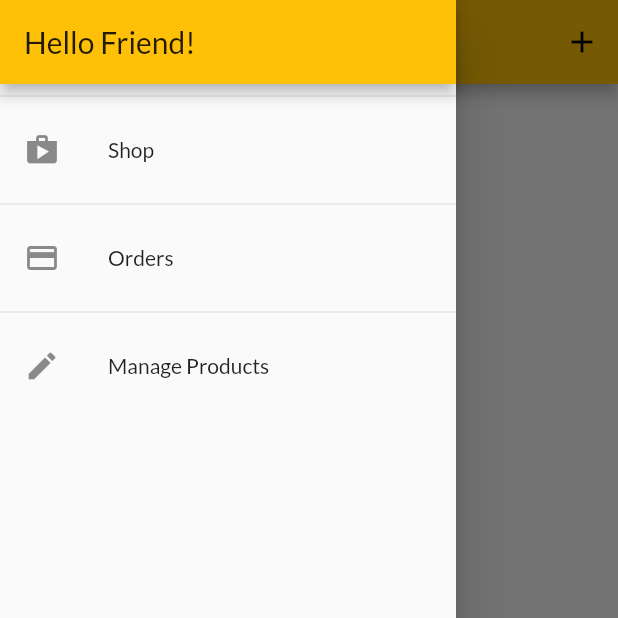
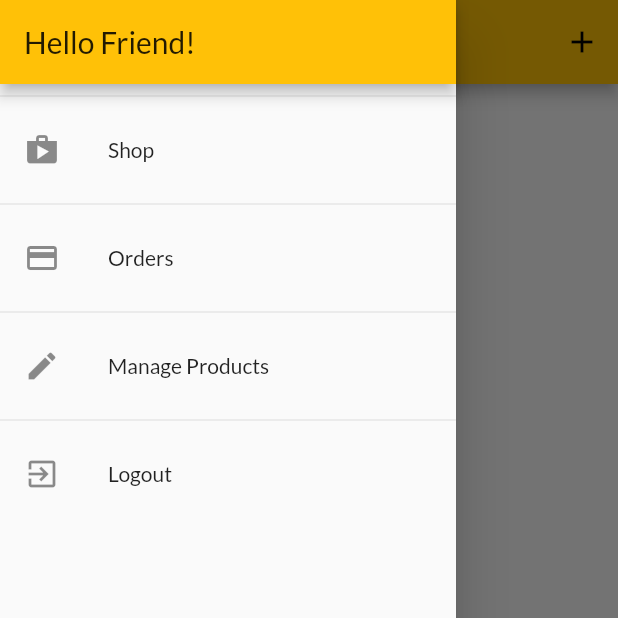
Before and after one commit to haziqkamel/Flutter-Shop-App, a Flutter app: the UserProductScreen screen opened by its route, with the side drawer open, on a phone screen of 412 x 824 dp, the top half of it. Run offline on Flutter 3.47's test engine with Material 2 defaults, Android fonts, the phone set to English and light mode, and no system bars; our stand-ins replace shared_preferences; accounts and stored records are empty.

```diff
--- a/lib/providers/orders.dart
+++ b/lib/providers/orders.dart
@@ -19,6 +19,10 @@ class OrderItem {
 
 class Orders with ChangeNotifier {
   List<OrderItem> _orders = [];
+  final String authToken;
+  final String userId;
+
+  Orders(this.authToken, this.userId, this._orders);
 
   List<OrderItem> get orders {
     return [..._orders];
@@ -27,7 +31,8 @@ class Orders with ChangeNotifier {
   Future<void> fetchAndSetOrders() async {
     final urlOrder = Uri.https(
         'flutter-shop-app-9dd56-default-rtdb.asia-southeast1.firebasedatabase.app',
-        '/orders.json');
+        '/orders/$userId.json',
+        {'auth': '$authToken'});
     try {
       final response = await http.get(urlOrder);
       final List<OrderItem> loadedOrders = [];
@@ -63,7 +68,9 @@ class Orders with ChangeNotifier {
   Future<void> addOrder(List<CartItem> cartProducts, double total) async {
     final urlOrder = Uri.https(
         'flutter-shop-app-9dd56-default-rtdb.asia-southeast1.firebasedatabase.app',
-        '/orders.json');
+        '/orders/$userId.json', {
+      'auth': '$authToken',
+    });
     final timestamp = DateTime.now();
 
     try {
@@ -91,6 +98,8 @@ class Orders with ChangeNotifier {
             products: cartProducts),
       );
       notifyListeners();
-    } catch (error) {}
+    } catch (error) {
+      print(error);
+    }
   }
 }
--- a/lib/screens/user_products_screen.dart
+++ b/lib/screens/user_products_screen.dart
@@ -11,13 +11,13 @@ class UserProductScreen extends StatelessWidget {
 
   Future<void> _refreshData(BuildContext context) async {
     await Provider.of<ProductsProvider>(context, listen: false)
-        .fetchAndSetProducts();
+        .fetchAndSetProducts(true);
   }
 
   @override
   Widget build(BuildContext context) {
-    final productsData = Provider.of<ProductsProvider>(context);
-
+    // final productsData = Provider.of<ProductsProvider>(context);
+    print('rebuilding...');
     return Scaffold(
       appBar: AppBar(
         title: const Text('Your Products'),
@@ -31,9 +31,17 @@ class UserProductScreen extends StatelessWidget {
         ],
       ),
       drawer: AppDrawer(),
-      body: RefreshIndicator(
+      body: FutureBuilder(
+        future: _refreshData(context),
+        builder: (ctx, snapshot) =>
+            snapshot.connectionState == ConnectionState.waiting
+                ? Center(
+                    child: CircularProgressIndicator(),
+                  )
+                : RefreshIndicator(
                     onRefresh: () => _refreshData(context),
-        child: Padding(
+                    child: Consumer<ProductsProvider>(
+                      builder: (ctx, productsData, _) => Padding(
                         padding: EdgeInsets.all(8),
                         child: ListView.builder(
                           itemCount: productsData.items.length,
@@ -48,6 +56,8 @@ class UserProductScreen extends StatelessWidget {
                         ),
                       ),
                     ),
+                  ),
+      ),
     );
   }
 }
--- a/lib/widgets/app_drawer.dart
+++ b/lib/widgets/app_drawer.dart
@@ -1,6 +1,8 @@
 import 'package:flutter/material.dart';
+import 'package:flutter_shop_app/providers/auth.dart';
 import 'package:flutter_shop_app/screens/orders_screen.dart';
 import 'package:flutter_shop_app/screens/user_products_screen.dart';
+import 'package:provider/provider.dart';
 
 class AppDrawer extends StatelessWidget {
   @override
@@ -44,6 +46,20 @@ class AppDrawer extends StatelessWidget {
                   .pushReplacementNamed(UserProductScreen.routeName);
             },
           ),
+          Divider(),
+          ListTile(
+            leading: Icon(
+              Icons.exit_to_app,
+            ),
+            title: Text('Logout'),
+            onTap: () {
+              Navigator.of(context)
+                  .pop(); //Close the drawer before logout called
+              // Navigator.of(context)
+              //     .pushReplacementNamed(UserProductScreen.routeName);
+              Provider.of<Auth>(context, listen: false).logout();
+            },
+          ),
         ],
       ),
     );
--- a/lib/widgets/product_item.dart
+++ b/lib/widgets/product_item.dart
@@ -1,5 +1,6 @@
 import 'package:flutter/material.dart';
 import 'package:flutter_shop_app/models/product.dart';
+import 'package:flutter_shop_app/providers/auth.dart';
 import 'package:flutter_shop_app/providers/cart.dart';
 import 'package:flutter_shop_app/screens/product_detail_screen.dart';
 import 'package:provider/provider.dart';
@@ -15,6 +16,7 @@ class ProductItem extends StatelessWidget {
   Widget build(BuildContext context) {
     final productItem = Provider.of<Product>(context, listen: false);
     final cartItem = Provider.of<Cart>(context, listen: false);
+    final authData = Provider.of<Auth>(context, listen: false);
     final scaffold = Scaffold.of(context);
     return ClipRRect(
       borderRadius: BorderRadius.circular(10),
@@ -42,7 +44,7 @@ class ProductItem extends StatelessWidget {
               onPressed: () async {
                 try {
                   await Provider.of<Product>(context, listen: false)
-                      .toogleFavStatus();
+                      .toogleFavStatus(authData.token, authData.userId);
                 } catch (error) {
                   scaffold.showSnackBar(SnackBar(
                     content:
--- a/pubspec.yaml
+++ b/pubspec.yaml
@@ -26,6 +26,7 @@ dependencies:
   provider: ^5.0.0
   intl: ^0.17.0
   http: ^0.13.3
+  shared_preferences: ^2.0.6
 
 
   # The following adds the Cupertino Icons font to your application.
```
Also changed, not shown: lib/main.dart (+23 -4 lines), lib/models/product.dart (+5 -3 lines), lib/providers/auth.dart (+66 -2 lines), lib/providers/products_provider.dart (+49 -13 lines), lib/screens/splash_screen.dart (added, +12 -0 lines), pubspec.lock. Lines whose indentation alone changed are shown as unchanged.
